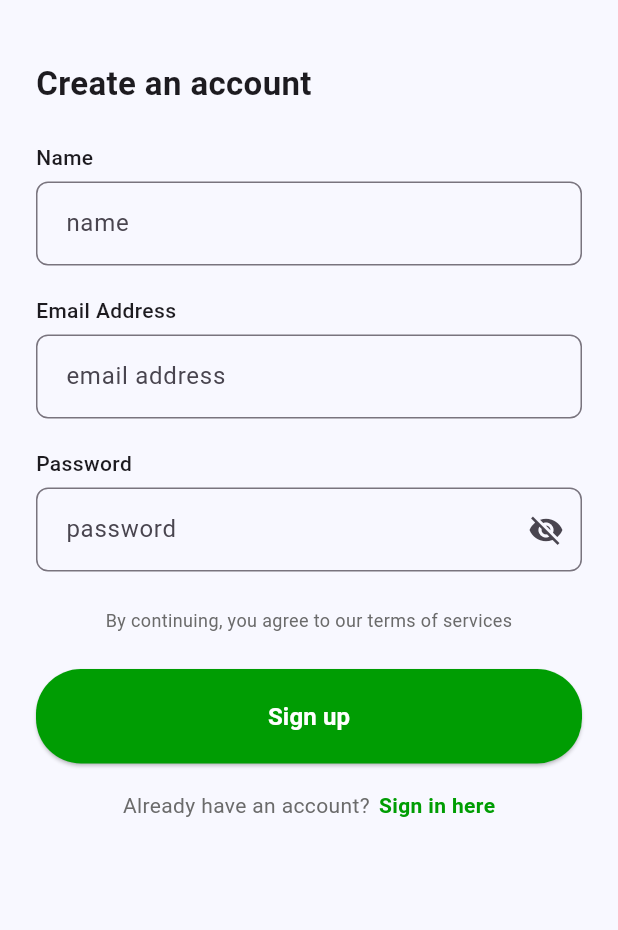
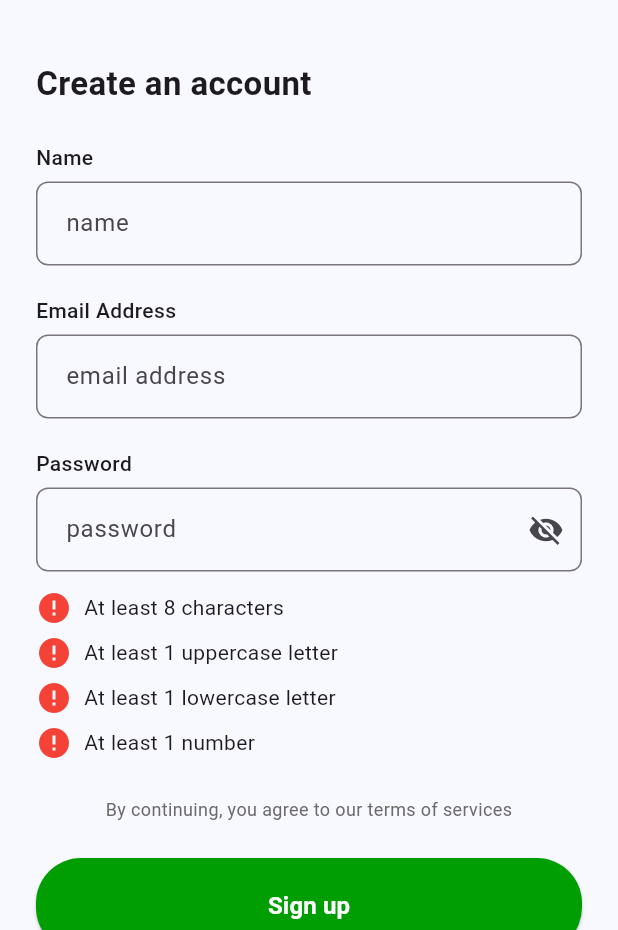
Before and after one commit to MoodCheck-Vitero/MoodCheck, a Flutter app: the RegisterScreen screen opened by its route, on a phone screen of 412 x 824 dp, the part 306-1236 px from its top. Run offline on Flutter 3.47's test engine with Material 3 defaults, Android fonts, the light colour scheme and no system bars; our stand-ins replace supabase_flutter; accounts and stored records are empty.

Commit message:
Add files via upload

```diff
--- a/lib/screens/register_screen.dart
+++ b/lib/screens/register_screen.dart
@@ -18,6 +18,11 @@ class _RegisterScreenState extends State<RegisterScreen> {
   bool _isLoading = false;
   bool _obscurePassword = true;
 
+  bool _hasMinLength = false;
+  bool _hasUppercase = false;
+  bool _hasLowercase = false;
+  bool _hasNumber = false;
+
   InputDecoration _inputDecoration(String hint) {
     return InputDecoration(
       hintText: hint,
@@ -26,6 +31,15 @@ class _RegisterScreenState extends State<RegisterScreen> {
       ),
       contentPadding: const EdgeInsets.symmetric(horizontal: 16, vertical: 16),
     );
+  }
+
+  void _validatePassword(String value) {
+    setState(() {
+      _hasMinLength = value.length >= 8;
+      _hasUppercase = value.contains(RegExp(r'[A-Z]'));
+      _hasLowercase = value.contains(RegExp(r'[a-z]'));
+      _hasNumber = value.contains(RegExp(r'[0-9]'));
+    });
   }
 
   Future<void> _signUp() async {
@@ -62,10 +76,22 @@ class _RegisterScreenState extends State<RegisterScreen> {
         String message = "Something went wrong.";
         final errorMessage = e.toString().toLowerCase();
 
+        // Detailed error handling for password-related issues
         if (errorMessage.contains('email')) {
           message = "Please enter a valid or unused email address.";
         } else if (errorMessage.contains('password')) {
-          message = "Password must be at least 8 characters.";
+          // Add specific checks for password length and strength
+          if (!_hasMinLength) {
+            message = "Password must be at least 8 characters.";
+          } else if (!_hasUppercase) {
+            message = "Password must contain at least 1 uppercase letter.";
+          } else if (!_hasLowercase) {
+            message = "Password must contain at least 1 lowercase letter.";
+          } else if (!_hasNumber) {
+            message = "Password must contain at least 1 number.";
+          }
+        } else if (errorMessage.contains('network') || errorMessage.contains('timeout')) {
+          message = "Network error. Please try again later.";
         }
 
         ScaffoldMessenger.of(context).showSnackBar(
@@ -154,10 +180,62 @@ class _RegisterScreenState extends State<RegisterScreen> {
                     ),
                   ),
                   obscureText: _obscurePassword,
-                  validator: (value) =>
-                      value == null || value.length < 6
-                          ? "Password must be at least 6 characters"
-                          : null,
+                  validator: (value) {
+                    if (value == null || value.length < 8) {
+                      return "Password must be at least 8 characters";
+                    }
+                    return null;
+                  },
+                  onChanged: _validatePassword,
+                ),
+                const SizedBox(height: 12),
+                Column(
+                  crossAxisAlignment: CrossAxisAlignment.start,
+                  children: [
+                    Row(
+                      children: [
+                        Icon(
+                          _hasMinLength ? Icons.check_circle : Icons.error,
+                          color: _hasMinLength ? Colors.green : Colors.red,
+                        ),
+                        const SizedBox(width: 8),
+                        const Text("At least 8 characters"),
+                      ],
+                    ),
+                    const SizedBox(height: 6),
+                    Row(
+                      children: [
+                        Icon(
+                          _hasUppercase ? Icons.check_circle : Icons.error,
+                          color: _hasUppercase ? Colors.green : Colors.red,
+                        ),
+                        const SizedBox(width: 8),
+                        const Text("At least 1 uppercase letter"),
+                      ],
+                    ),
+                    const SizedBox(height: 6),
+                    Row(
+                      children: [
+                        Icon(
+                          _hasLowercase ? Icons.check_circle : Icons.error,
+                          color: _hasLowercase ? Colors.green : Colors.red,
+                        ),
+                        const SizedBox(width: 8),
+                        const Text("At least 1 lowercase letter"),
+                      ],
+                    ),
+                    const SizedBox(height: 6),
+                    Row(
+                      children: [
+                        Icon(
+                          _hasNumber ? Icons.check_circle : Icons.error,
+                          color: _hasNumber ? Colors.green : Colors.red,
+                        ),
+                        const SizedBox(width: 8),
+                        const Text("At least 1 number"),
+                      ],
+                    ),
+                  ],
                 ),
                 const SizedBox(height: 24),
                 const Center(
```
Also changed, not shown: lib/screens/main_screen.dart (added, +91 -0 lines).
